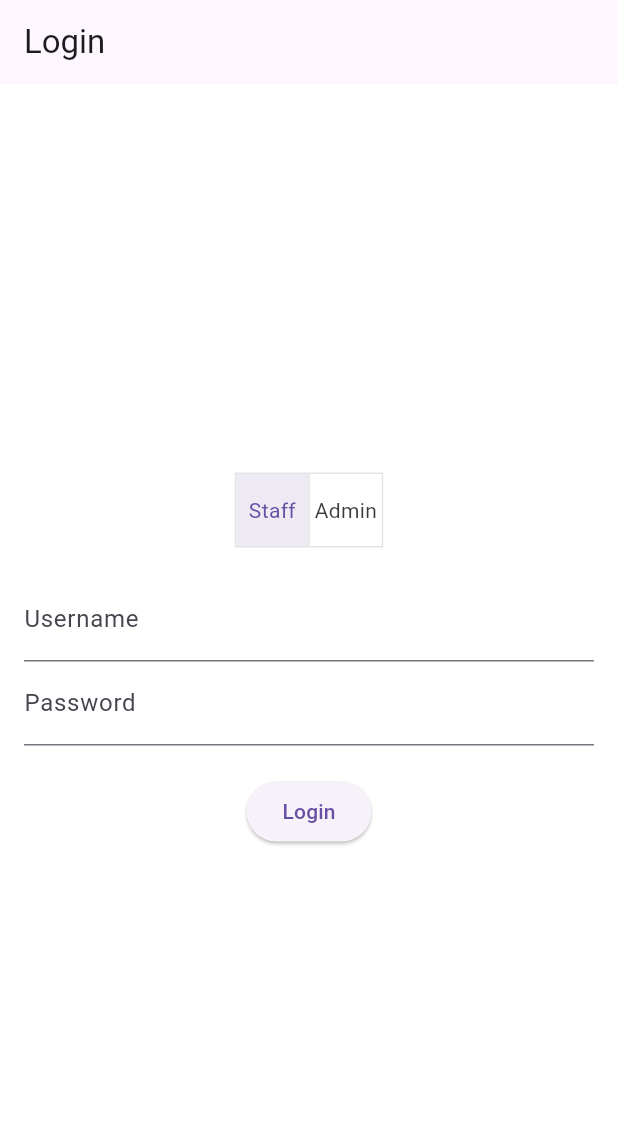
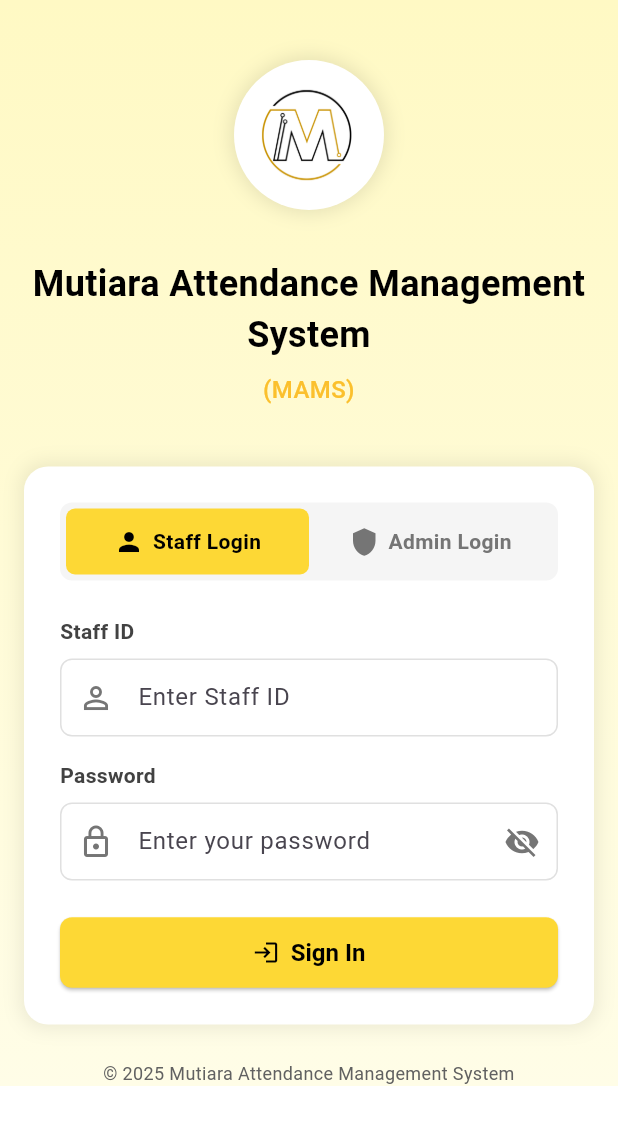
Before and after one commit to MajorFrieza/MAMS, a Flutter app: the screen it shows after launch, on a phone screen of 412 x 824 dp. Shown: the top 1125 px of the screen. Run offline on Flutter 3.47's test engine with Material 3 defaults, Android fonts, the light colour scheme and no system bars; our stand-ins replace timezone.

Commit message:
Frontend loginpage & staff almost done. Just need a few enhancement for code stability

```diff
--- a/lib/main.dart
+++ b/lib/main.dart
@@ -1,4 +1,5 @@
 import 'package:flutter/material.dart';
+import 'screens/login_screen.dart';
 import 'screens/staff/staff_home_screen.dart';
 
 void main() {
@@ -25,57 +26,6 @@ class MAMSApp extends StatelessWidget {
   }
 }
 
-// Login Screen
-class LoginScreen extends StatefulWidget {
-  @override
-  _LoginScreenState createState() => _LoginScreenState();
-}
-
-class _LoginScreenState extends State<LoginScreen> {
-  String role = 'Staff'; // Default toggle
-
-  @override
-  Widget build(BuildContext context) {
-    return Scaffold(
-      appBar: AppBar(title: Text('Login')),
-      body: Padding(
-        padding: EdgeInsets.all(16.0),
-        child: Column(
-          mainAxisAlignment: MainAxisAlignment.center,
-          children: [
-            ToggleButtons(
-              children: [Text('Staff'), Text('Admin')],
-              isSelected: [role == 'Staff', role == 'Admin'],
-              onPressed: (index) {
-                setState(() {
-                  role = index == 0 ? 'Staff' : 'Admin';
-                });
-              },
-            ),
-            SizedBox(height: 20),
-            TextField(decoration: InputDecoration(labelText: 'Username')),
-            TextField(
-              decoration: InputDecoration(labelText: 'Password'),
-              obscureText: true,
-            ),
-            SizedBox(height: 20),
-            ElevatedButton(
-              child: Text('Login'),
-              onPressed: () {
-                if (role == 'Staff') {
-                  Navigator.pushReplacementNamed(context, '/staffHome');
-                } else {
-                  Navigator.pushReplacementNamed(context, '/adminHome');
-                }
-              },
-            ),
-          ],
-        ),
-      ),
-    );
-  }
-}
-
 // Admin Home Screen
 class AdminHomeScreen extends StatelessWidget {
   @override
--- a/lib/screens/login_screen.dart
+++ b/lib/screens/login_screen.dart
@@ -0,0 +1,368 @@
+import 'package:flutter/material.dart';
+
+class LoginScreen extends StatefulWidget {
+  const LoginScreen({Key? key}) : super(key: key);
+
+  @override
+  State<LoginScreen> createState() => _LoginScreenState();
+}
+
+class _LoginScreenState extends State<LoginScreen> {
+  String role = 'Staff'; // Default role
+  bool _obscurePassword = true;
+  late TextEditingController _idController;
+  late TextEditingController _passwordController;
+
+  @override
+  void initState() {
+    super.initState();
+    _idController = TextEditingController();
+    _passwordController = TextEditingController();
+  }
+
+  @override
+  void dispose() {
+    _idController.dispose();
+    _passwordController.dispose();
+    super.dispose();
+  }
+
+  void _login() {
+    if (_idController.text.isEmpty || _passwordController.text.isEmpty) {
+      ScaffoldMessenger.of(context).showSnackBar(
+        const SnackBar(content: Text('Please fill in all fields')),
+      );
+      return;
+    }
+
+    // Navigate based on role
+    if (role == 'Staff') {
+      Navigator.pushReplacementNamed(context, '/staffHome');
+    } else {
+      Navigator.pushReplacementNamed(context, '/adminHome');
+    }
+  }
+
+  @override
+  Widget build(BuildContext context) {
+    return Scaffold(
+      body: Container(
+        decoration: BoxDecoration(
+          gradient: LinearGradient(
+            begin: Alignment.topCenter,
+            end: Alignment.bottomCenter,
+            colors: [Colors.yellow[100]!, Colors.yellow[50]!],
+          ),
+        ),
+        child: SafeArea(
+          child: SingleChildScrollView(
+            child: Center(
+              child: Padding(
+                padding: const EdgeInsets.symmetric(horizontal: 16),
+                child: Column(
+                  mainAxisSize: MainAxisSize.min,
+                  children: [
+                    const SizedBox(height: 40),
+
+                    // Logo
+                    Container(
+                      width: 100,
+                      height: 100,
+                      decoration: BoxDecoration(
+                        color: Colors.white,
+                        shape: BoxShape.circle,
+                        boxShadow: [
+                          BoxShadow(
+                            color: Colors.black.withValues(alpha: 0.1),
+                            blurRadius: 10,
+                            spreadRadius: 2,
+                          ),
+                        ],
+                      ),
+                      child: Center(
+                        child: Image.asset(
+                          'assets/images/logo.png',
+                          width: 80,
+                          height: 80,
+                          fit: BoxFit.contain,
+                        ),
+                      ),
+                    ),
+                    const SizedBox(height: 32),
+
+                    // Title
+                    const Text(
+                      'Mutiara Attendance Management',
+                      textAlign: TextAlign.center,
+                      style: TextStyle(
+                        fontSize: 24,
+                        fontWeight: FontWeight.bold,
+                        color: Colors.black,
+                      ),
+                    ),
+                    const Text(
+                      'System',
+                      textAlign: TextAlign.center,
+                      style: TextStyle(
+                        fontSize: 24,
+                        fontWeight: FontWeight.bold,
+                        color: Colors.black,
+                      ),
+                    ),
+                    const SizedBox(height: 8),
+                    Text(
+                      '(MAMS)',
+                      textAlign: TextAlign.center,
+                      style: TextStyle(
+                        fontSize: 16,
+                        fontWeight: FontWeight.w500,
+                        color: Colors.yellow[700],
+                      ),
+                    ),
+                    const SizedBox(height: 40),
+
+                    // Login Card
+                    Container(
+                      decoration: BoxDecoration(
+                        color: Colors.white,
+                        borderRadius: BorderRadius.circular(16),
+                        boxShadow: [
+                          BoxShadow(
+                            color: Colors.black.withValues(alpha: 0.08),
+                            blurRadius: 10,
+                            spreadRadius: 2,
+                          ),
+                        ],
+                      ),
+                      padding: const EdgeInsets.all(24),
+                      child: Column(
+                        crossAxisAlignment: CrossAxisAlignment.start,
+                        children: [
+                          // Role Toggle Tabs
+                          Container(
+                            decoration: BoxDecoration(
+                              color: Colors.grey[100],
+                              borderRadius: BorderRadius.circular(8),
+                            ),
+                            padding: const EdgeInsets.all(4),
+                            child: Row(
+                              children: [
+                                Expanded(
+                                  child: GestureDetector(
+                                    onTap: () => setState(() => role = 'Staff'),
+                                    child: Container(
+                                      padding: const EdgeInsets.symmetric(
+                                        vertical: 12,
+                                      ),
+                                      decoration: BoxDecoration(
+                                        color: role == 'Staff'
+                                            ? Colors.yellow[600]
+                                            : Colors.transparent,
+                                        borderRadius: BorderRadius.circular(6),
+                                      ),
+                                      child: Row(
+                                        mainAxisAlignment:
+                                            MainAxisAlignment.center,
+                                        children: [
+                                          Icon(
+                                            Icons.person,
+                                            color: role == 'Staff'
+                                                ? Colors.black
+                                                : Colors.grey[600],
+                                            size: 20,
+                                          ),
+                                          const SizedBox(width: 6),
+                                          Text(
+                                            'Staff Login',
+                                            style: TextStyle(
+                                              fontWeight: FontWeight.w600,
+                                              color: role == 'Staff'
+                                                  ? Colors.black
+                                                  : Colors.grey[600],
+                                              fontSize: 14,
+                                            ),
+                                          ),
+                                        ],
+                                      ),
+                                    ),
+                                  ),
+                                ),
+                                Expanded(
+                                  child: GestureDetector(
+                                    onTap: () => setState(() => role = 'Admin'),
+                                    child: Container(
+                                      padding: const EdgeInsets.symmetric(
+                                        vertical: 12,
+                                      ),
+                                      decoration: BoxDecoration(
+                                        color: role == 'Admin'
+                                            ? Colors.yellow[600]
+                                            : Colors.transparent,
+                                        borderRadius: BorderRadius.circular(6),
+                                      ),
+                                      child: Row(
+                                        mainAxisAlignment:
+                                            MainAxisAlignment.center,
+                                        children: [
+                                          Icon(
+                                            Icons.shield,
+                                            color: role == 'Admin'
+                                                ? Colors.black
+                                                : Colors.grey[600],
+                                            size: 20,
+                                          ),
+                                          const SizedBox(width: 6),
+                                          Text(
+                                            'Admin Login',
+                                            style: TextStyle(
+                                              fontWeight: FontWeight.w600,
+                                              color: role == 'Admin'
+                                                  ? Colors.black
+                                                  : Colors.grey[600],
+                                              fontSize: 14,
+                                            ),
+                                          ),
+                                        ],
+                                      ),
+                                    ),
+                                  ),
+                                ),
+                              ],
+                            ),
+                          ),
+                          const SizedBox(height: 24),
+
+                          // ID Field
+                          Text(
+                            role == 'Staff' ? 'Staff ID' : 'Admin ID',
+                            style: TextStyle(
+                              fontSize: 14,
+                              fontWeight: FontWeight.w600,
+                              color: Colors.grey[800],
+                            ),
+                          ),
+                          const SizedBox(height: 8),
+                          TextField(
+                            controller: _idController,
+                            decoration: InputDecoration(
+                              hintText: role == 'Staff'
+                                  ? 'Enter Staff ID'
+                                  : 'Enter Admin ID',
+                              prefixIcon: Icon(
+                                Icons.person_outline,
+                                color: Colors.grey[600],
+                              ),
+                              border: OutlineInputBorder(
+                                borderRadius: BorderRadius.circular(8),
+                                borderSide: BorderSide(
+                                  color: Colors.grey[300]!,
+                                ),
+                              ),
+                              enabledBorder: OutlineInputBorder(
+                                borderRadius: BorderRadius.circular(8),
+                                borderSide: BorderSide(
+                                  color: Colors.grey[300]!,
+                                ),
+                              ),
+                              contentPadding: const EdgeInsets.symmetric(
+                                vertical: 14,
+                                horizontal: 16,
+                              ),
+                            ),
+                          ),
+                          const SizedBox(height: 16),
+
+                          // Password Field
+                          Text(
+                            'Password',
+                            style: TextStyle(
+                              fontSize: 14,
+                              fontWeight: FontWeight.w600,
+                              color: Colors.grey[800],
+                            ),
+                          ),
+                          const SizedBox(height: 8),
+                          TextField(
+                            controller: _passwordController,
+                            obscureText: _obscurePassword,
+                            decoration: InputDecoration(
+                              hintText: 'Enter your password',
+                              prefixIcon: Icon(
+                                Icons.lock_outline,
+                                color: Colors.grey[600],
+                              ),
+                              suffixIcon: GestureDetector(
+                                onTap: () => setState(
+                                  () => _obscurePassword = !_obscurePassword,
+                                ),
+                                child: Icon(
+                                  _obscurePassword
+                                      ? Icons.visibility_off
+                                      : Icons.visibility,
+                                  color: Colors.grey[600],
+                                ),
+                              ),
+                              border: OutlineInputBorder(
+                                borderRadius: BorderRadius.circular(8),
+                                borderSide: BorderSide(
+                                  color: Colors.grey[300]!,
+                                ),
+                              ),
+                              enabledBorder: OutlineInputBorder(
+                                borderRadius: BorderRadius.circular(8),
+                                borderSide: BorderSide(
+                                  color: Colors.grey[300]!,
+                                ),
+                              ),
+                              contentPadding: const EdgeInsets.symmetric(
+                                vertical: 14,
+                                horizontal: 16,
+                              ),
+                            ),
+                          ),
+                          const SizedBox(height: 24),
+
+                          // Sign In Button
+                          SizedBox(
+                            width: double.infinity,
+                            child: ElevatedButton.icon(
+                              icon: const Icon(Icons.login),
+                              label: const Text('Sign In'),
+                              onPressed: _login,
+                              style: ElevatedButton.styleFrom(
+                                backgroundColor: Colors.yellow[600],
+                                foregroundColor: Colors.black,
+                                padding: const EdgeInsets.symmetric(
+                                  vertical: 14,
+                                ),
+                                shape: RoundedRectangleBorder(
+                                  borderRadius: BorderRadius.circular(8),
+                                ),
+                                textStyle: const TextStyle(
+                                  fontSize: 16,
+                                  fontWeight: FontWeight.w600,
+                                ),
+                              ),
+                            ),
+                          ),
+                        ],
+                      ),
+                    ),
+                    const SizedBox(height: 24),
+
+                    // Footer
+                    Text(
+                      '© 2025 Mutiara Attendance Management System',
+                      textAlign: TextAlign.center,
+                      style: TextStyle(fontSize: 12, color: Colors.grey[700]),
+                    ),
+                  ],
+                ),
+              ),
+            ),
+          ),
+        ),
+      ),
+    );
+  }
+}
--- a/pubspec.yaml
+++ b/pubspec.yaml
@@ -59,9 +59,8 @@ flutter:
   uses-material-design: true
 
   # To add assets to your application, add an assets section, like this:
-  # assets:
-  #   - images/a_dot_burr.jpeg
-  #   - images/a_dot_ham.jpeg
+  assets:
+    - assets/images/logo.png
 
   # An image asset can refer to one or more resolution-specific "variants", see
   # https://flutter.dev/to/resolution-aware-images
```
Also changed, not shown: assets/images/logo.png (added).
